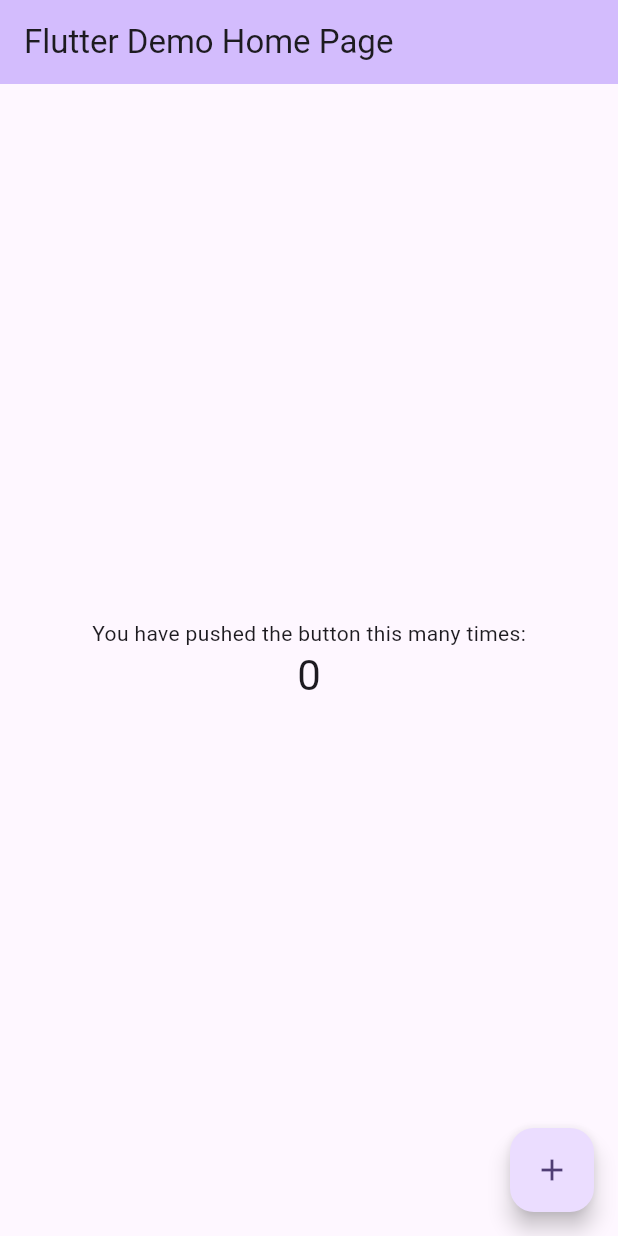
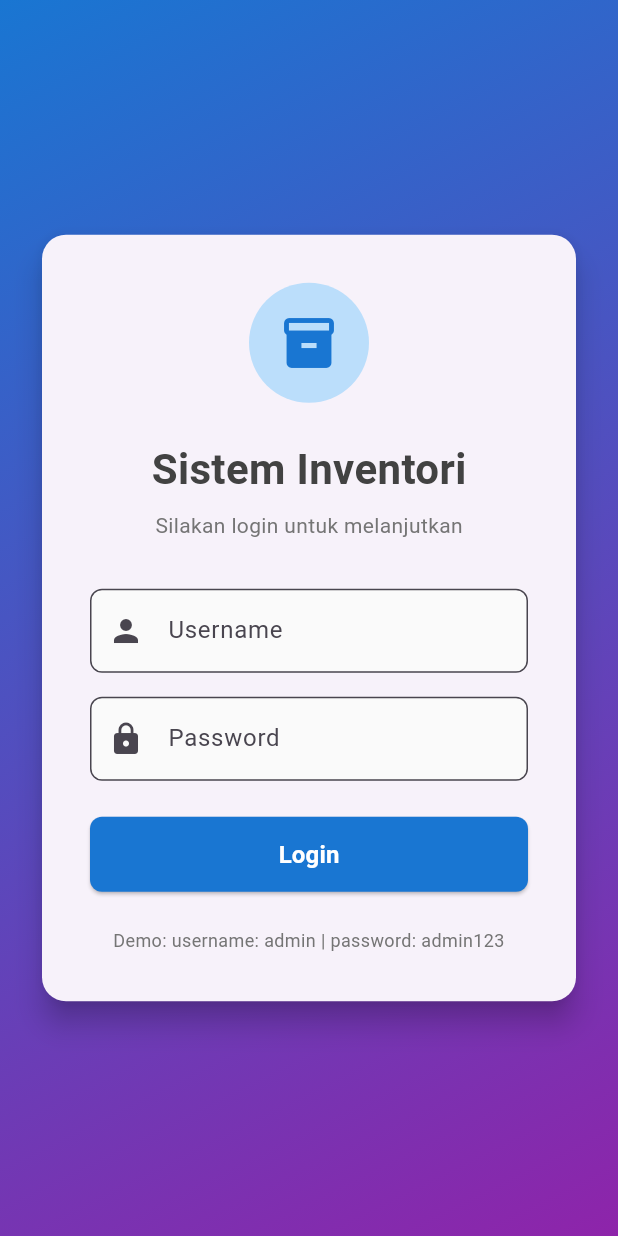
Before and after one commit to muhammadandikalokollo-lab/praktikum-5e-andika, a Flutter app: the screen it shows after launch, on a phone screen of 412 x 824 dp. Run offline on Flutter 3.47's test engine with Material 3 defaults, Android fonts, the phone set to English and light mode, and no system bars.

Commit message:
Add dashboard and login functionality with API integration

```diff
--- a/lib/main.dart
+++ b/lib/main.dart
@@ -1,122 +1,208 @@
 import 'package:flutter/material.dart';
+import 'dashboard.dart';
 
 void main() {
-  runApp(const MyApp());
+  runApp(MyApp());
 }
 
 class MyApp extends StatelessWidget {
   const MyApp({super.key});
 
-  // This widget is the root of your application.
   @override
   Widget build(BuildContext context) {
     return MaterialApp(
-      title: 'Flutter Demo',
+      title: 'Sistem Inventori',
       theme: ThemeData(
-        // This is the theme of your application.
-        //
-        // TRY THIS: Try running your application with "flutter run". You'll see
-        // the application has a purple toolbar. Then, without quitting the app,
-        // try changing the seedColor in the colorScheme below to Colors.green
-        // and then invoke "hot reload" (save your changes or press the "hot
-        // reload" button in a Flutter-supported IDE, or press "r" if you used
-        // the command line to start the app).
-        //
-        // Notice that the counter didn't reset back to zero; the application
-        // state is not lost during the reload. To reset the state, use hot
-        // restart instead.
-        //
-        // This works for code too, not just values: Most code changes can be
-        // tested with just a hot reload.
-        colorScheme: ColorScheme.fromSeed(seedColor: Colors.deepPurple),
+        primarySwatch: Colors.blue,
+        visualDensity: VisualDensity.adaptivePlatformDensity,
       ),
-      home: const MyHomePage(title: 'Flutter Demo Home Page'),
+      home: LoginPage(),
+      debugShowCheckedModeBanner: false,
     );
   }
 }
 
-class MyHomePage extends StatefulWidget {
-  const MyHomePage({super.key, required this.title});
+// Model Barang
+class Item {
+  int id;
+  String nama;
+  String kategori;
+  int stok;
+  double harga;
 
-  // This widget is the home page of your application. It is stateful, meaning
-  // that it has a State object (defined below) that contains fields that affect
-  // how it looks.
+  Item({
+    required this.id,
+    required this.nama,
+    required this.kategori,
+    required this.stok,
+    required this.harga,
+  });
+}
 
-  // This class is the configuration for the state. It holds the values (in this
-  // case the title) provided by the parent (in this case the App widget) and
-  // used by the build method of the State. Fields in a Widget subclass are
-  // always marked "final".
-
-  final String title;
+// Halaman Login
+class LoginPage extends StatefulWidget {
+  const LoginPage({super.key});
 
   @override
-  State<MyHomePage> createState() => _MyHomePageState();
+  _LoginPageState createState() => _LoginPageState();
 }
 
-class _MyHomePageState extends State<MyHomePage> {
-  int _counter = 0;
+class _LoginPageState extends State<LoginPage> {
+  final TextEditingController _usernameController = TextEditingController();
+  final TextEditingController _passwordController = TextEditingController();
+  String _errorMessage = '';
 
-  void _incrementCounter() {
+  void _login() {
     setState(() {
-      // This call to setState tells the Flutter framework that something has
-      // changed in this State, which causes it to rerun the build method below
-      // so that the display can reflect the updated values. If we changed
-      // _counter without calling setState(), then the build method would not be
-      // called again, and so nothing would appear to happen.
-      _counter++;
+      if (_usernameController.text == 'admin' &&
+          _passwordController.text == 'admin123') {
+        Navigator.pushReplacement(
+          context,
+          MaterialPageRoute(builder: (context) => DashboardPage()),
+        );
+      } else {
+        _errorMessage = 'Username atau password salah!';
+      }
     });
   }
 
   @override
   Widget build(BuildContext context) {
-    // This method is rerun every time setState is called, for instance as done
-    // by the _incrementCounter method above.
-    //
-    // The Flutter framework has been optimized to make rerunning build methods
-    // fast, so that you can just rebuild anything that needs updating rather
-    // than having to individually change instances of widgets.
     return Scaffold(
-      appBar: AppBar(
-        // TRY THIS: Try changing the color here to a specific color (to
-        // Colors.amber, perhaps?) and trigger a hot reload to see the AppBar
-        // change color while the other colors stay the same.
-        backgroundColor: Theme.of(context).colorScheme.inversePrimary,
-        // Here we take the value from the MyHomePage object that was created by
-        // the App.build method, and use it to set our appbar title.
-        title: Text(widget.title),
-      ),
-      body: Center(
-        // Center is a layout widget. It takes a single child and positions it
-        // in the middle of the parent.
-        child: Column(
-          // Column is also a layout widget. It takes a list of children and
-          // arranges them vertically. By default, it sizes itself to fit its
-          // children horizontally, and tries to be as tall as its parent.
-          //
-          // Column has various properties to control how it sizes itself and
-          // how it positions its children. Here we use mainAxisAlignment to
-          // center the children vertically; the main axis here is the vertical
-          // axis because Columns are vertical (the cross axis would be
-          // horizontal).
-          //
-          // TRY THIS: Invoke "debug painting" (choose the "Toggle Debug Paint"
-          // action in the IDE, or press "p" in the console), to see the
-          // wireframe for each widget.
-          mainAxisAlignment: MainAxisAlignment.center,
-          children: <Widget>[
-            const Text('You have pushed the button this many times:'),
-            Text(
-              '$_counter',
-              style: Theme.of(context).textTheme.headlineMedium,
+      body: Container(
+        decoration: BoxDecoration(
+          gradient: LinearGradient(
+            begin: Alignment.topLeft,
+            end: Alignment.bottomRight,
+            colors: [Colors.blue[700]!, Colors.purple[600]!],
+          ),
+        ),
+        child: Center(
+          child: SingleChildScrollView(
+            padding: EdgeInsets.all(24),
+            child: Card(
+              elevation: 8,
+              shape: RoundedRectangleBorder(
+                borderRadius: BorderRadius.circular(16),
+              ),
+              child: Container(
+                width: 400,
+                padding: EdgeInsets.all(32),
+                child: Column(
+                  mainAxisSize: MainAxisSize.min,
+                  children: [
+                    Container(
+                      width: 80,
+                      height: 80,
+                      decoration: BoxDecoration(
+                        color: Colors.blue[100],
+                        shape: BoxShape.circle,
+                      ),
+                      child: Icon(
+                        Icons.inventory_2,
+                        size: 40,
+                        color: Colors.blue[700],
+                      ),
+                    ),
+                    SizedBox(height: 24),
+                    Text(
+                      'Sistem Inventori',
+                      style: TextStyle(
+                        fontSize: 28,
+                        fontWeight: FontWeight.bold,
+                        color: Colors.grey[800],
+                      ),
+                    ),
+                    SizedBox(height: 8),
+                    Text(
+                      'Silakan login untuk melanjutkan',
+                      style: TextStyle(
+                        fontSize: 14,
+                        color: Colors.grey[600],
+                      ),
+                    ),
+                    SizedBox(height: 32),
+                    if (_errorMessage.isNotEmpty)
+                      Container(
+                        padding: EdgeInsets.all(12),
+                        margin: EdgeInsets.only(bottom: 16),
+                        decoration: BoxDecoration(
+                          color: Colors.red[100],
+                          border: Border.all(color: Colors.red[400]!),
+                          borderRadius: BorderRadius.circular(8),
+                        ),
+                        child: Text(
+                          _errorMessage,
+                          style: TextStyle(color: Colors.red[700]),
+                        ),
+                      ),
+                    TextField(
+                      controller: _usernameController,
+                      decoration: InputDecoration(
+                        labelText: 'Username',
+                        hintText: 'Masukkan username',
+                        prefixIcon: Icon(Icons.person),
+                        border: OutlineInputBorder(
+                          borderRadius: BorderRadius.circular(8),
+                        ),
+                        filled: true,
+                        fillColor: Colors.grey[50],
+                      ),
+                    ),
+                    SizedBox(height: 16),
+                    TextField(
+                      controller: _passwordController,
+                      obscureText: true,
+                      decoration: InputDecoration(
+                        labelText: 'Password',
+                        hintText: 'Masukkan password',
+                        prefixIcon: Icon(Icons.lock),
+                        border: OutlineInputBorder(
+                          borderRadius: BorderRadius.circular(8),
+                        ),
+                        filled: true,
+                        fillColor: Colors.grey[50],
+                      ),
+                      onSubmitted: (_) => _login(),
+                    ),
+                    SizedBox(height: 24),
+                    SizedBox(
+                      width: double.infinity,
+                      height: 50,
+                      child: ElevatedButton(
+                        onPressed: _login,
+                        style: ElevatedButton.styleFrom(
+                          backgroundColor: Colors.blue[700],
+                          shape: RoundedRectangleBorder(
+                            borderRadius: BorderRadius.circular(8),
+                          ),
+                        ),
+                        child: Text(
+                          'Login',
+                          style: TextStyle(
+                            fontSize: 16,
+                            fontWeight: FontWeight.bold,
+                            color: Colors.white,
+                          ),
+                        ),
+                      ),
+                    ),
+                    SizedBox(height: 24),
+                    Text(
+                      'Demo: username: admin | password: admin123',
+                      style: TextStyle(
+                        fontSize: 12,
+                        color: Colors.grey[600],
+                      ),
+                      textAlign: TextAlign.center,
+                    ),
+                  ],
+                ),
+              ),
             ),
-          ],
+          ),
         ),
       ),
-      floatingActionButton: FloatingActionButton(
-        onPressed: _incrementCounter,
-        tooltip: 'Increment',
-        child: const Icon(Icons.add),
-      ), // This trailing comma makes auto-formatting nicer for build methods.
     );
   }
 }
--- a/pubspec.yaml
+++ b/pubspec.yaml
@@ -30,6 +30,8 @@ environment:
 dependencies:
   flutter:
     sdk: flutter
+
+  http: ^1.1.0
 
   # The following adds the Cupertino Icons font to your application.
   # Use with the CupertinoIcons class for iOS style icons.
```
Also changed, not shown: lib/dashboard.dart (added, +263 -0 lines), pubspec.lock, 1 other file.
